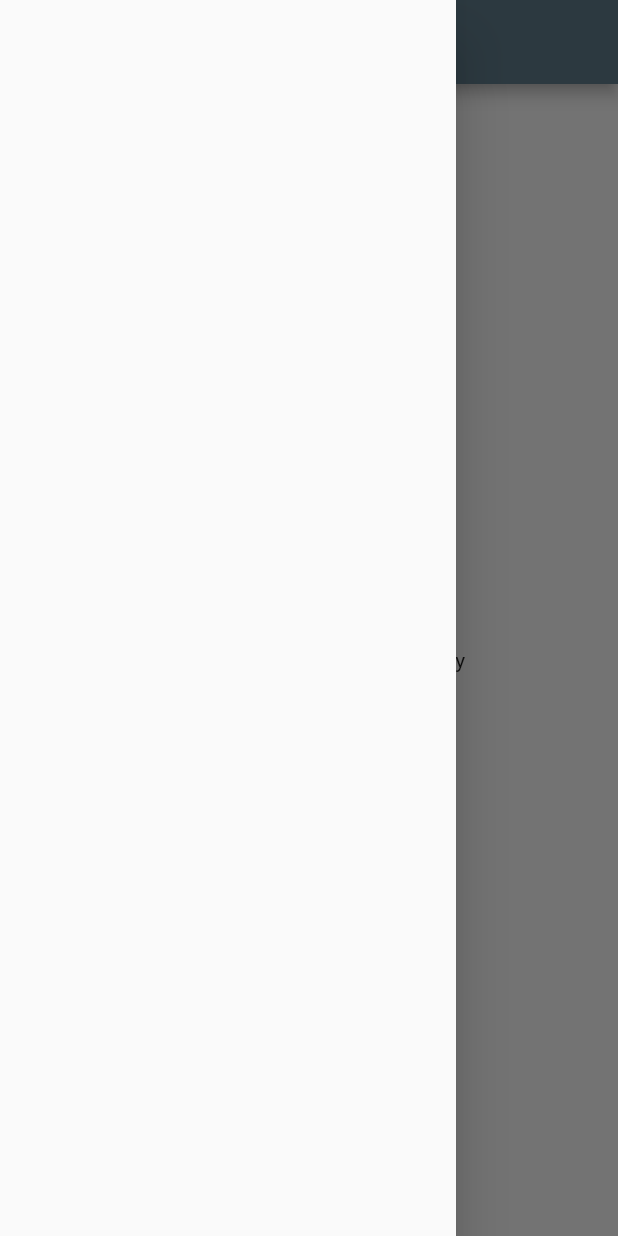
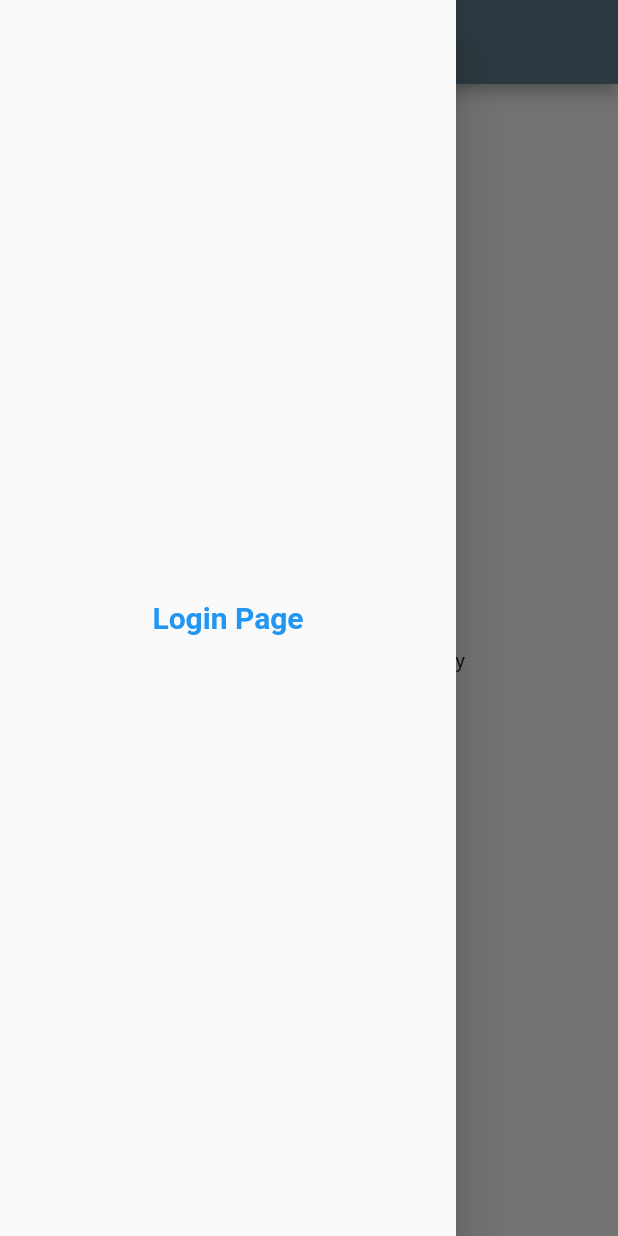
Before and after one commit to Tanvir180/Fltutter_Practice1, a Flutter app: the HomePage screen opened by its route, with the side drawer open, on a phone screen of 412 x 824 dp. Run offline on Flutter 3.47's test engine with Material 2 defaults, Android fonts, the phone set to English and light mode, and no system bars; our stand-ins replace google_fonts; Roboto replaces fonts that are missing (Abel).

Commit message:
day4 completed

```diff
--- a/lib/pages/home_page.dart
+++ b/lib/pages/home_page.dart
@@ -8,14 +8,36 @@ class HomePage extends StatelessWidget {
   Widget build(BuildContext context) {
     return Scaffold(
       appBar: AppBar(
-        title: const Text("Try1"),
+        title: const Text(
+          "Try1",
+          style: TextStyle(
+            fontSize: 20,
+            color: Colors.white,
+            fontWeight: FontWeight.bold,
+          ),
+        ),
       ),
       body: Center(
         child: Container(
           child: Text("Tanvir $day Ahammed hridoy $name"),
         ),
       ),
-      drawer: const Drawer(),
+
+
+
+
+      drawer: const Drawer(
+        child: Center(
+          child: Text(
+            "Login Page",
+            style: TextStyle(
+              fontSize: 20,
+              color: Colors.blue,
+              fontWeight: FontWeight.bold,
+            ),
+          ),
+        ),
+      ),
     );
   }
 }
```
Also changed, not shown: lib/main.dart (+6 -2 lines), lib/pages/login_page.dart (+48 -8 lines), pubspec.yaml (+3 -6 lines), assets/images/back2.jpg (added), assets/images/login.png (added), pubspec.lock, 1 other file.
